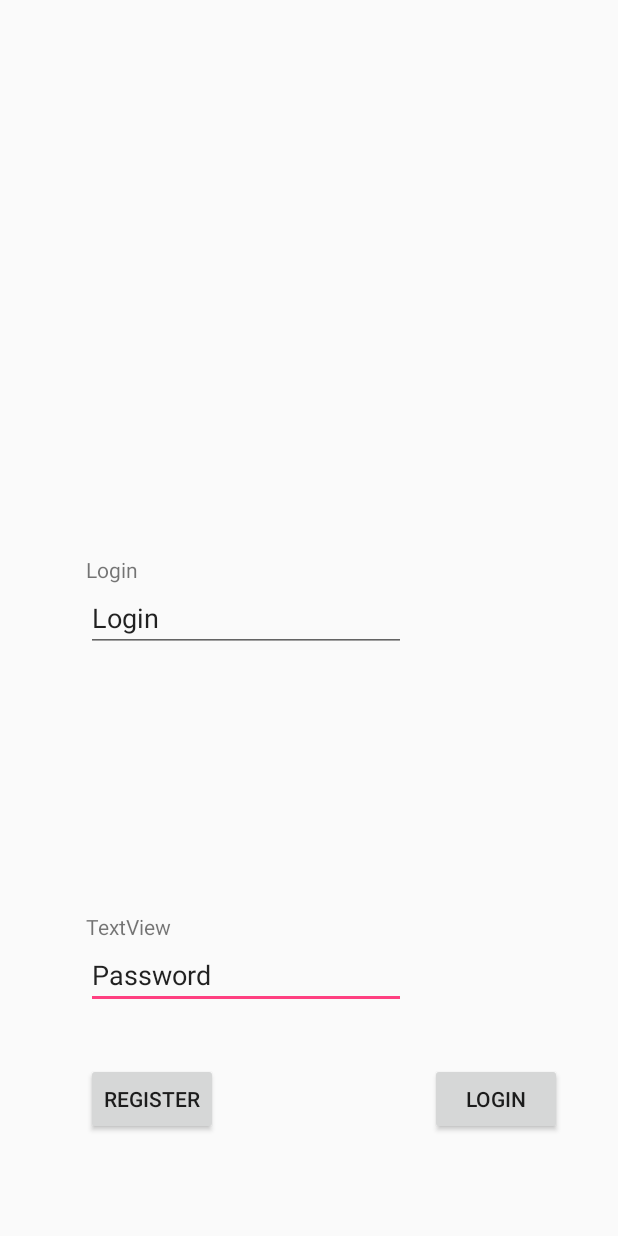
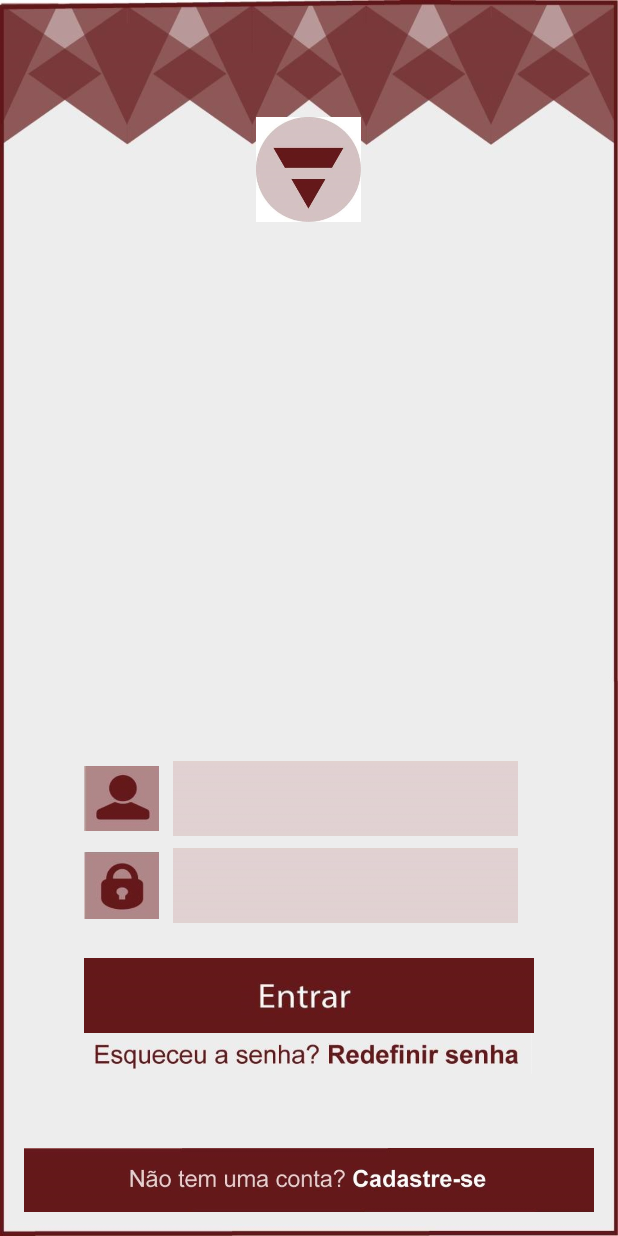
Before and after one commit to jurandircastro/Healthy-Application, an Android app: the layout activity_login.xml on its own in the app's theme, with its tools: preview values and no code run, on a phone screen of 412 x 824 dp. Run offline under Robolectric (Android 15) with nearby library versions, the phone set to English and light mode, and no system bars.

Commit message:
FireBase, Login e Cadastro
O cadastro e o login ainda estão incompletos

```diff
--- a/app/src/main/AndroidManifest.xml
+++ b/app/src/main/AndroidManifest.xml
@@ -8,14 +8,14 @@
         android:label="@string/app_name"
         android:supportsRtl="true"
         android:theme="@style/AppTheme">
-        <activity android:name=".views.MainActivity">
+        <activity android:name="healthy_application.views.LoginActivity">
             <intent-filter>
                 <action android:name="android.intent.action.MAIN" />
 
                 <category android:name="android.intent.category.LAUNCHER" />
             </intent-filter>
         </activity>
-        <activity android:name=".views.Register"></activity>
+        <activity android:name="healthy_application.views.RegisterActivity"></activity>
     </application>
 
 </manifest>
--- a/app/src/main/java/com/example/beltrao/healthy/dao/IDao.java
+++ b/app/src/main/java/healthy_application/dao/IDao.java
@@ -1,4 +1,4 @@
-package com.example.beltrao.healthy.dao;
+package healthy_application.dao;
 
 import android.database.Cursor;
 
--- a/app/src/main/java/com/example/beltrao/healthy/dao/UserDao.java
+++ b/app/src/main/java/healthy_application/dao/UserDao.java
@@ -1,4 +1,4 @@
-package com.example.beltrao.healthy.dao;
+package healthy_application.dao;
 
 import android.content.ContentValues;
 import android.content.Context;
@@ -6,8 +6,7 @@ import android.database.Cursor;
 import android.database.sqlite.SQLiteDatabase;
 import android.database.sqlite.SQLiteOpenHelper;
 
-import com.example.beltrao.healthy.dao.IDao;
-import com.example.beltrao.healthy.entities.User;
+import healthy_application.models.User;
 
 /**
  * Created by Home on 28/10/2016.
--- a/app/src/main/res/layout/activity_login.xml
+++ b/app/src/main/res/layout/activity_login.xml
@@ -1,77 +1,110 @@
 <?xml version="1.0" encoding="utf-8"?>
 <RelativeLayout xmlns:android="http://schemas.android.com/apk/res/android"
+    xmlns:app="http://schemas.android.com/apk/res-auto"
     xmlns:tools="http://schemas.android.com/tools"
-    android:id="@+id/activity_login"
+    android:id="@+id/activity_main"
     android:layout_width="match_parent"
     android:layout_height="match_parent"
     android:paddingBottom="@dimen/activity_vertical_margin"
     android:paddingLeft="@dimen/activity_horizontal_margin"
     android:paddingRight="@dimen/activity_horizontal_margin"
     android:paddingTop="@dimen/activity_vertical_margin"
-    tools:context="br.com.dreamteam.healthy_application.healthy_application.LoginActivity">
+    tools:context="healthy_application.views.LoginActivity"
+    android:background="@drawable/background">
 
+    <ImageButton
+        android:layout_width="wrap_content"
+        app:srcCompat="@drawable/ico_botao_cadastro"
+        android:scaleType="centerCrop"
+        android:layout_height="wrap_content"
+        android:adjustViewBounds="true"
+        android:layout_alignParentBottom="true"
+        android:layout_alignParentLeft="true"
+        android:layout_alignParentStart="true"
+        android:background="@drawable/material"
+        android:id="@+id/btn_register" />
+
+    <ImageButton
+        app:srcCompat="@drawable/ico_botao_entrar"
+        android:id="@+id/btn_login"
+        android:elevation="0dp"
+        android:scaleType="centerCrop"
+        android:layout_width="300dp"
+        android:adjustViewBounds="false"
+        android:cropToPadding="false"
+        android:background="@drawable/material"
+        android:layout_above="@+id/btn_redefinePassword"
+        android:layout_centerHorizontal="true"
+        android:layout_height="50dp" />
+
+    <ImageView
+        android:layout_width="70dp"
+        app:srcCompat="@drawable/logo"
+        android:id="@+id/logo"
+        android:adjustViewBounds="true"
+        android:layout_alignParentTop="true"
+        android:layout_centerHorizontal="true"
+        android:layout_marginTop="62dp"
+        android:layout_height="70dp" />
+
+    <ImageButton
+        app:srcCompat="@drawable/ico_redefinir_senha"
+        android:id="@+id/btn_redefinePassword"
+        android:cropToPadding="false"
+        android:layout_height="wrap_content"
+        android:adjustViewBounds="true"
+        android:scaleType="fitStart"
+        android:layout_width="300dp"
+        android:background="@drawable/material"
+        android:layout_marginBottom="49dp"
+        android:layout_above="@+id/btn_register"
+        android:layout_alignLeft="@+id/btn_login"
+        android:layout_alignStart="@+id/btn_login" />
+
+    <ImageView
+        app:srcCompat="@drawable/ico_senha"
+        android:id="@+id/ico_password"
+        android:layout_marginBottom="23dp"
+        android:layout_width="50dp"
+        android:layout_height="50dp"
+        android:layout_above="@+id/btn_login"
+        android:layout_alignLeft="@+id/btn_login"
+        android:layout_alignStart="@+id/btn_login" />
+
+    <ImageView
+        app:srcCompat="@drawable/ico_usuario"
+        android:id="@+id/ico_user"
+        android:adjustViewBounds="false"
+        android:cropToPadding="false"
+        android:layout_width="50dp"
+        android:layout_height="50dp"
+        android:layout_above="@+id/ico_password"
+        android:layout_alignLeft="@+id/ico_password"
+        android:layout_alignStart="@+id/ico_password"
+        android:layout_marginBottom="8dp" />
 
     <EditText
-        android:layout_width="wrap_content"
-        android:layout_height="wrap_content"
-        android:inputType="textPersonName"
-        android:text="Password"
+        android:inputType="number"
         android:ems="10"
-        android:layout_marginBottom="135dp"
-        android:id="@+id/editTextPassword"
-        android:layout_alignParentBottom="true"
-        android:layout_alignLeft="@+id/editTextLogin"
-        android:layout_alignStart="@+id/editTextLogin" />
-
-    <TextView
-        android:text="TextView"
-        android:layout_width="wrap_content"
-        android:layout_height="wrap_content"
-        android:layout_above="@+id/editTextPassword"
-        android:layout_alignLeft="@+id/editTextPassword"
-        android:layout_alignStart="@+id/editTextPassword"
-        android:id="@+id/textViewPassword" />
+        android:id="@+id/login_field"
+        tools:background="@drawable/material_red"
+        android:layout_height="50dp"
+        android:layout_width="230dp"
+        android:layout_alignTop="@+id/ico_user"
+        android:layout_toRightOf="@+id/ico_user"
+        android:layout_toEndOf="@+id/ico_user"
+        android:layout_marginLeft="9dp"
+        android:layout_marginStart="9dp" />
 
     <EditText
-        android:layout_width="wrap_content"
-        android:layout_height="wrap_content"
-        android:inputType="textPersonName"
-        android:text="Login"
+        android:inputType="textPassword"
         android:ems="10"
-        android:layout_marginLeft="41dp"
-        android:layout_marginStart="41dp"
-        android:id="@+id/editTextLogin"
-        android:layout_centerVertical="true"
-        android:layout_alignParentLeft="true"
-        android:layout_alignParentStart="true" />
+        android:id="@+id/password_field"
+        tools:background="@drawable/material_red"
+        android:layout_height="50dp"
+        android:layout_width="230dp"
+        android:layout_alignTop="@+id/ico_password"
+        android:layout_alignLeft="@+id/login_field"
+        android:layout_alignStart="@+id/login_field" />
 
-    <TextView
-        android:text="Login"
-        android:layout_width="wrap_content"
-        android:layout_height="wrap_content"
-        android:id="@+id/textViewLogin"
-        android:layout_above="@+id/editTextLogin"
-        android:layout_alignLeft="@+id/editTextLogin"
-        android:layout_alignStart="@+id/editTextLogin" />
-
-    <Button
-        android:text="Login"
-        android:layout_width="wrap_content"
-        android:layout_height="wrap_content"
-        android:layout_alignBottom="@+id/buttonSignIn"
-        android:layout_alignParentRight="true"
-        android:layout_alignParentEnd="true"
-        android:layout_marginRight="21dp"
-        android:layout_marginEnd="21dp"
-        android:id="@+id/buttonLogin" />
-
-    <Button
-        android:text="Register"
-        android:layout_width="wrap_content"
-        android:layout_height="wrap_content"
-        android:layout_marginBottom="51dp"
-        android:id="@+id/buttonSignIn"
-        android:layout_alignParentBottom="true"
-        android:layout_alignLeft="@+id/editTextPassword"
-        android:layout_alignStart="@+id/editTextPassword" />
 </RelativeLayout>
--- a/app/src/main/res/layout/activity_register.xml
+++ b/app/src/main/res/layout/activity_register.xml
@@ -9,7 +9,7 @@
     android:paddingLeft="@dimen/activity_horizontal_margin"
     android:paddingRight="@dimen/activity_horizontal_margin"
     android:paddingTop="@dimen/activity_vertical_margin"
-    tools:context="com.example.beltrao.healthy.views.Register"
+    tools:context="healthy_application.views.RegisterActivity"
     android:background="@drawable/background">
 
     <ImageButton
@@ -60,7 +60,7 @@
     <EditText
         android:layout_width="wrap_content"
         android:layout_height="wrap_content"
-        android:inputType="textPassword"
+        android:inputType="number"
         android:ems="10"
         android:layout_marginRight="36dp"
         android:layout_marginEnd="36dp"
--- a/build.gradle
+++ b/build.gradle
@@ -9,6 +9,7 @@ buildscript {
 
         // NOTE: Do not place your application dependencies here; they belong
         // in the individual module build.gradle files
+        classpath 'com.google.gms:google-services:3.0.0'
     }
 }
 
```
Also changed, not shown: app/build.gradle (+10 -0 lines), app/src/main/java/com/example/beltrao/healthy/MainActivity.java (deleted, +0 -13 lines), app/src/main/java/com/example/beltrao/healthy/Register.java (deleted, +0 -13 lines), app/src/main/java/com/example/beltrao/healthy/views/MainActivity.java (deleted, +0 -15 lines), app/src/main/java/com/example/beltrao/healthy/views/Register.java (deleted, +0 -15 lines), app/src/main/java/healthy_application/models/User.java (renamed from app/src/main/java/com/example/beltrao/healthy/entities/User.java, +8 -1 lines), app/src/main/java/healthy_application/views/LoginActivity.java (+50 -3 lines), app/src/main/java/healthy_application/views/RegisterActivity.java (added, +66 -0 lines), app/src/main/java/healthy_application/webservices/FirebaseService.java (added, +76 -0 lines), app/src/main/res/layout/activity_main.xml (deleted, +0 -110 lines), 1 other file.
